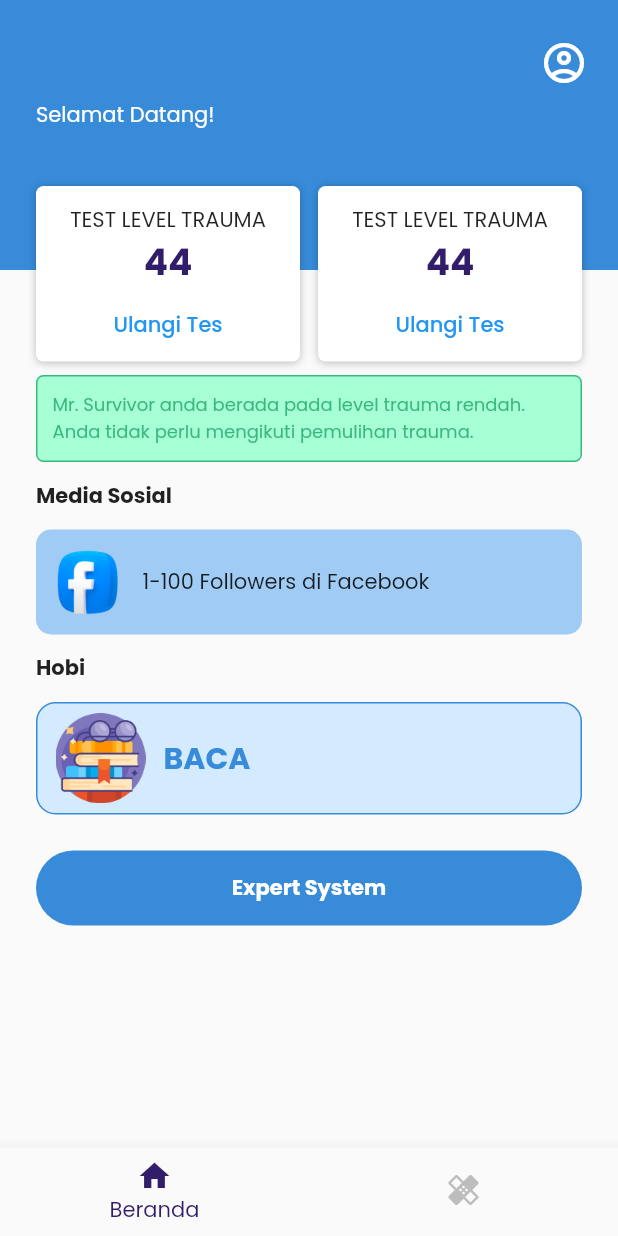
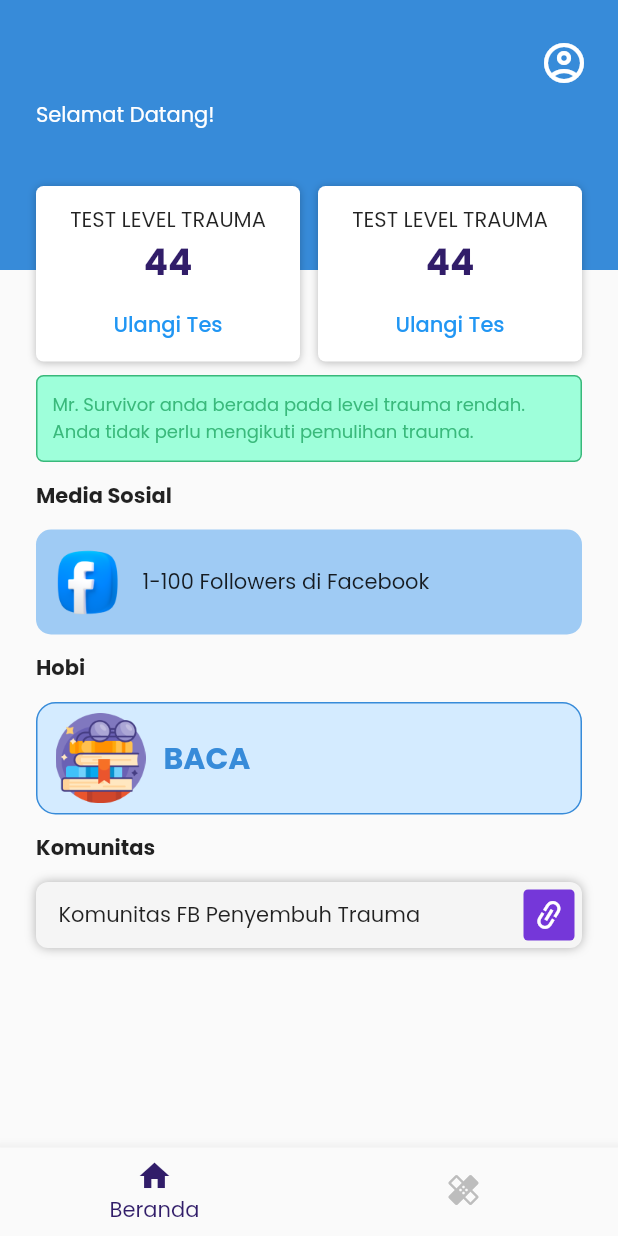
Before and after one commit to owenwattimena/ditraheal, a Flutter app: the DashboardPage screen opened directly, on a phone screen of 412 x 824 dp. Run offline on Flutter 3.47's test engine with Material 2 defaults, Android fonts, the phone set to English and light mode, and no system bars; our stand-ins replace auto_size_text, date_field, get.

Commit message:
revisi UI

```diff
--- a/lib/main.dart
+++ b/lib/main.dart
@@ -1,8 +1,6 @@
 import 'package:flutter/material.dart';
 import 'package:get/get.dart';
-
 import 'pages/pages.dart';
-
 void main() => runApp(MyApp());
 
 class MyApp extends StatelessWidget {
--- a/lib/pages/dashboard/dashboard_page.dart
+++ b/lib/pages/dashboard/dashboard_page.dart
@@ -54,12 +54,12 @@ class _DashboardPageState extends State<DashboardPage> {
                       child: DashboardContent(),
                     ),
                     SizedBox(height: 24),
-                    ButtonWidget(
-                      padding: EdgeInsets.symmetric(horizontal: 24),
-                      text: "Expert System",
-                      onPressed: () {},
-                    ),
-                    SizedBox(height: 24),
+                    // ButtonWidget(
+                    //   padding: EdgeInsets.symmetric(horizontal: 24),
+                    //   text: "Expert System",
+                    //   onPressed: () {},
+                    // ),
+                    // SizedBox(height: 24),
                   ],
                 ),
               ),
--- a/lib/pages/signin/signin_page.dart
+++ b/lib/pages/signin/signin_page.dart
@@ -8,6 +8,7 @@ class SigninPage extends StatefulWidget {
 }
 
 class _SigninPageState extends State<SigninPage> {
+  final authC = Get.find<AuthController>();
   GlobalKey<FormState> _key = GlobalKey<FormState>();
   TextEditingController _noHpController = new TextEditingController();
 
@@ -49,6 +50,19 @@ class _SigninPageState extends State<SigninPage> {
                       else if (!regex.hasMatch(val)) return 'No HP tidak valid';
                     },
                   ),
+                  InputDatetimeWidget(
+                    label: "Tanggal Lahir",
+                    onDateSelected: (val) {
+                      setState(() {
+                        authC.setTanggalLahir = val;
+                      });
+                    },
+                    validator: (datetime) {
+                      if (datetime == null) {
+                        return 'Tidak boleh kosong';
+                      }
+                    },
+                  ),
                   ButtonWidget(
                     text: "Masuk",
                     margin: EdgeInsets.only(top: 12, left: 24, right: 24),
--- a/lib/shared/theme.dart
+++ b/lib/shared/theme.dart
@@ -7,5 +7,5 @@ Color darkGreyColor = Color(0xff868686);
 Color primaryColor = Color(0xff378BD9);
 Color activeColor = Color(0xffD4EBFF);
 Color accentColor = Color(0xff311D69);
-Color lightGreenColor = Color(0xffA7FFD5);
+Color lightGreenColor = Color(0xff9EFFDA);
 Color darkGreenColor = Color(0xff39B97B);
--- a/lib/widgets/components/dashboard_content.dart
+++ b/lib/widgets/components/dashboard_content.dart
@@ -47,6 +47,45 @@ class DashboardContent extends StatelessWidget {
           title: "BACA",
           imagePath: "assets/images/baca_hobi_icon.png",
         ),
+        SizedBox(height: 12),
+        Text(
+          "Komunitas",
+          style: primaryTextStyle.copyWith(
+            fontWeight: FontWeight.bold,
+          ),
+        ),
+        SizedBox(height: 12),
+        Container(
+          padding: EdgeInsets.symmetric(horizontal: 5, vertical: 5),
+          decoration: BoxDecoration(
+            borderRadius: BorderRadius.circular(8),
+            color: Color(0xffF5F5F5),
+            boxShadow: [
+              BoxShadow(
+                color: Color(0xffB0B0B0).withOpacity(1),
+                spreadRadius: 0,
+                blurRadius: 5,
+                offset: Offset(0, 0), // changes position of shadow
+              ),
+            ],
+          ),
+          child:Row(
+          mainAxisAlignment: MainAxisAlignment.spaceBetween,
+          children:[
+            Container(
+              margin: EdgeInsets.only(left: 10),
+              child: Text("Komunitas FB Penyembuh Trauma",style: primaryTextStyle,)),
+            Container(
+              padding: EdgeInsets.all(5),
+              decoration: BoxDecoration(
+              color: Color(0xff7537D9),
+                borderRadius: BorderRadius.circular(3),
+              ),
+              child:Transform.rotate(angle: -45,
+              child: Icon(Icons.link,color: Colors.white,)),
+            ),
+          ]
+        ),),
       ],
     );
   }
```
